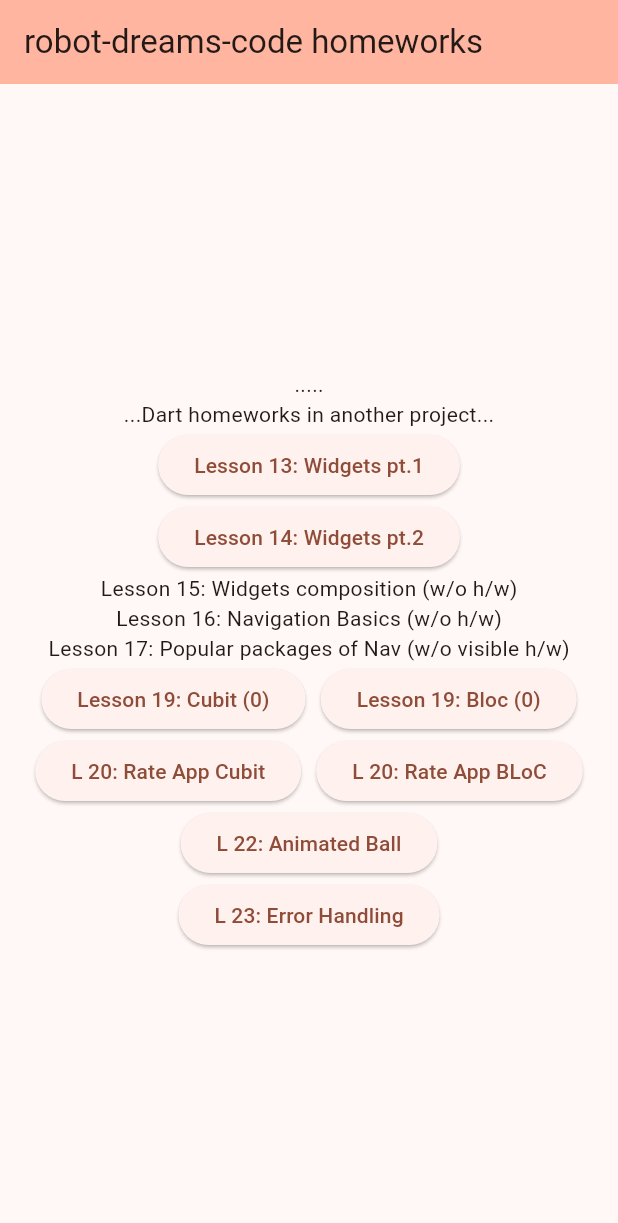
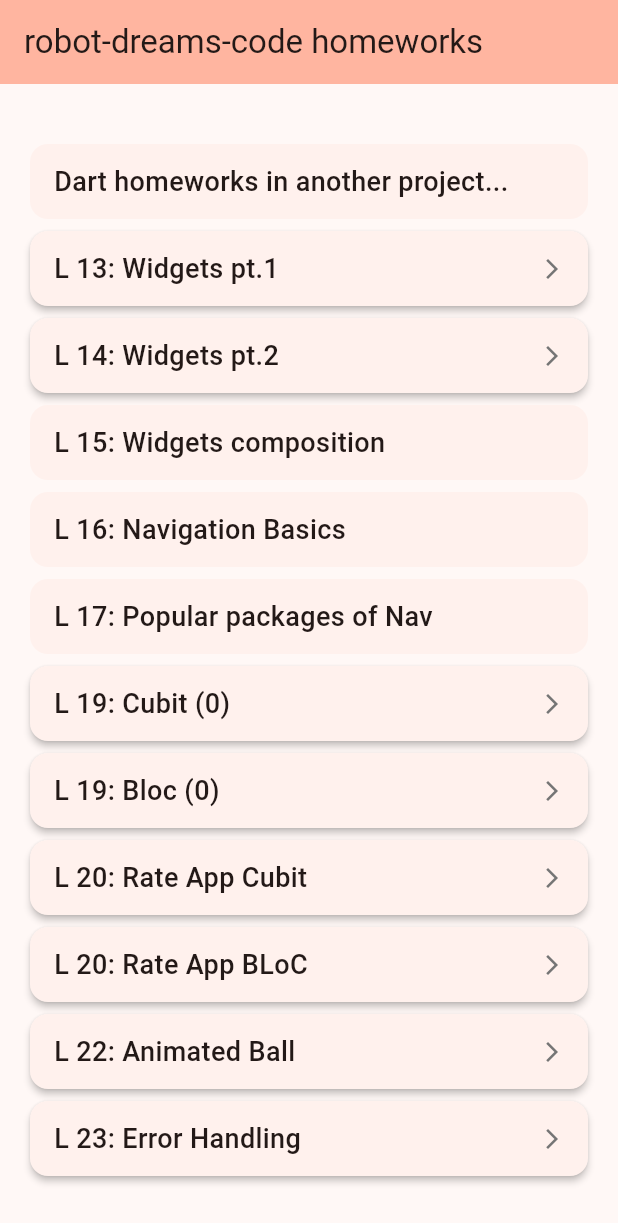
Before and after one commit to Randan/learning-flutter, a Flutter app: the screen it shows after launch, on a phone screen of 412 x 824 dp. Shown: the top 1223 px of the screen. Run offline on Flutter 3.47's test engine with Material 3 defaults, Android fonts, the phone set to English and light mode, and no system bars; our stand-ins replace flutter_bloc, flutter_svg, go_router; project files that could hold a hidden picture were left out.

Commit message:
feat: enhance UI components and navigation experience
- Introduced `FeatureCard` widget for consistent feature navigation with conditional styling and null safety handling.
- Improved home page layout with `SingleChildScrollView` for better scrolling and responsive design.
- Enhanced visual feedback and user experience through dynamic elevation and clear interactive states.

This commit significantly improves the UI/UX of the application, making it more user-friendly and visually appealing.

```diff
--- a/lib/home_page.dart
+++ b/lib/home_page.dart
@@ -7,6 +7,7 @@ import 'package:learning_flutter/features/counter/presentation/bloc/counter_cubi
 import 'package:learning_flutter/features/counter/presentation/bloc/counter_cubit_state.dart';
 import 'package:learning_flutter/features/counter/presentation/bloc/counter_state.dart';
 import 'package:learning_flutter/router/screen_names.dart';
+import 'package:learning_flutter/shared/widgets/feature_card.dart';
 
 class MyHomePage extends StatelessWidget {
   const MyHomePage({super.key});
@@ -19,80 +20,73 @@ class MyHomePage extends StatelessWidget {
       title: const Text('robot-dreams-code homeworks'),
     ),
     body: Center(
+      child: SingleChildScrollView(
+        padding: const EdgeInsets.all(16.0),
         child: Column(
-        mainAxisAlignment: MainAxisAlignment.center,
+          crossAxisAlignment: CrossAxisAlignment.stretch,
           children: <Widget>[
-          Text('.....'),
-          Text('...Dart homeworks in another project...'),
-          ElevatedButton(
-            child: const Text('Lesson 13: Widgets pt.1'),
-            onPressed: () {
+            FeatureCard(
+              title: 'Dart homeworks in another project...',
+              onTap: null,
+            ),
+            FeatureCard(
+              title: 'L 13: Widgets pt.1',
+              onTap: () {
                 context.goNamed(ScreenNames.lesson13.name);
               },
             ),
-          ElevatedButton(
-            child: const Text('Lesson 14: Widgets pt.2'),
-            onPressed: () {
+            FeatureCard(
+              title: 'L 14: Widgets pt.2',
+              onTap: () {
                 context.goNamed(ScreenNames.lesson14.name);
               },
             ),
-          Text('Lesson 15: Widgets composition (w/o h/w)'),
-          Text('Lesson 16: Navigation Basics (w/o h/w)'),
-          Text('Lesson 17: Popular packages of Nav (w/o visible h/w)'),
-          Row(
-            mainAxisAlignment: MainAxisAlignment.center,
-            spacing: 10,
-            children: [
+            FeatureCard(title: 'L 15: Widgets composition', onTap: null),
+            FeatureCard(title: 'L 16: Navigation Basics', onTap: null),
+            FeatureCard(title: 'L 17: Popular packages of Nav', onTap: null),
             BlocBuilder<CounterCubit, CounterCubitState>(
-                builder: (context, state) => ElevatedButton(
-                  child: Text('Lesson 19: Cubit (${state.counter})'),
-                  onPressed: () {
+              builder: (context, state) => FeatureCard(
+                title: 'L 19: Cubit (${state.counter})',
+                onTap: () {
                   context.goNamed(ScreenNames.lesson19Cubit.name);
                 },
               ),
             ),
             BlocBuilder<CounterBloc, CounterState>(
-                builder: (context, state) => ElevatedButton(
-                  child: Text('Lesson 19: Bloc (${state.counter})'),
-                  onPressed: () {
+              builder: (context, state) => FeatureCard(
+                title: 'L 19: Bloc (${state.counter})',
+                onTap: () {
                   context.goNamed(ScreenNames.lesson19Bloc.name);
                 },
               ),
             ),
-            ],
-          ),
-          Row(
-            mainAxisAlignment: MainAxisAlignment.center,
-            spacing: 10,
-            children: [
-              ElevatedButton(
-                child: const Text('L 20: Rate App Cubit'),
-                onPressed: () {
+            FeatureCard(
+              title: 'L 20: Rate App Cubit',
+              onTap: () {
                 context.goNamed(ScreenNames.lesson20Cubit.name);
               },
             ),
-              ElevatedButton(
-                child: const Text('L 20: Rate App BLoC'),
-                onPressed: () {
+            FeatureCard(
+              title: 'L 20: Rate App BLoC',
+              onTap: () {
                 context.goNamed(ScreenNames.lesson20Bloc.name);
               },
             ),
-            ],
-          ),
-          ElevatedButton(
-            child: const Text('L 22: Animated Ball'),
-            onPressed: () {
+            FeatureCard(
+              title: 'L 22: Animated Ball',
+              onTap: () {
                 context.goNamed(ScreenNames.lesson22.name);
               },
             ),
-          ElevatedButton(
-            child: const Text('L 23: Error Handling'),
-            onPressed: () {
+            FeatureCard(
+              title: 'L 23: Error Handling',
+              onTap: () {
                 context.goNamed(ScreenNames.lesson23.name);
               },
             ),
           ],
         ),
       ),
+    ),
   );
 }
--- /dev/null
+++ b/lib/shared/widgets/feature_card.dart
@@ -0,0 +1,42 @@
+import 'package:flutter/material.dart';
+
+class FeatureCard extends StatelessWidget {
+  const FeatureCard({required this.title, this.onTap, super.key});
+
+  final String title;
+  final VoidCallback? onTap;
+
+  @override
+  Widget build(BuildContext context) {
+    return Card(
+      elevation: onTap != null ? 2 : 0,
+      child: InkWell(
+        onTap: onTap,
+        child: Padding(
+          padding: const EdgeInsets.symmetric(horizontal: 16.0, vertical: 12.0),
+          child: Row(
+            mainAxisAlignment: MainAxisAlignment.spaceBetween,
+            children: [
+              Expanded(
+                child: Text(
+                  title,
+                  style: const TextStyle(
+                    fontSize: 18,
+                    fontWeight: FontWeight.w500,
+                  ),
+                ),
+              ),
+              onTap != null
+                  ? Icon(
+                      Icons.arrow_forward_ios,
+                      size: 16,
+                      color: Colors.grey.shade600,
+                    )
+                  : const SizedBox.shrink(),
+            ],
+          ),
+        ),
+      ),
+    );
+  }
+}
```
Also changed, not shown: 2 other files. Lines whose indentation alone changed are shown as unchanged.
